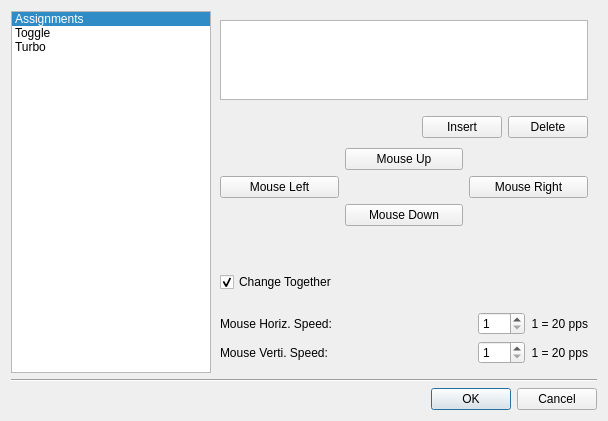
First picture: the form in advancebuttondialog.ui, repository AntiMicroX/antimicrox, before the edit.
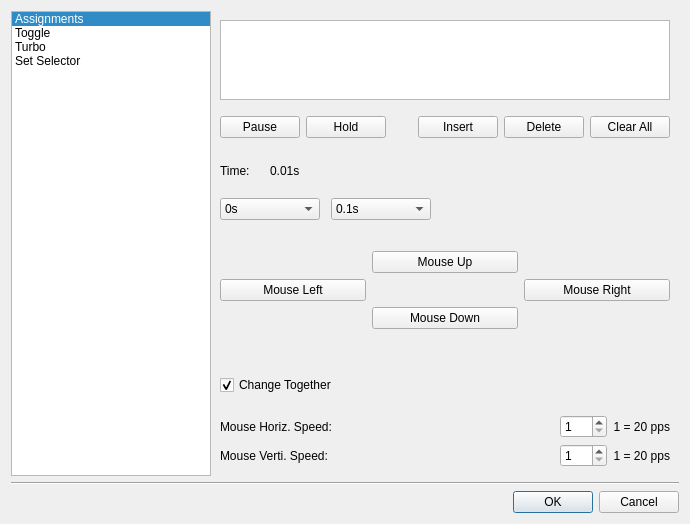
Second picture: the form after the edit.

Commit message: Added macro support (pause and hold). Added multiple set support for gamepads. Version 0.3

The edit to the form file:
```diff
--- a/advancebuttondialog.ui
+++ b/advancebuttondialog.ui
@@ -9,8 +9,8 @@
    <rect>
     <x>0</x>
     <y>0</y>
-    <width>608</width>
-    <height>421</height>
+    <width>690</width>
+    <height>524</height>
    </rect>
   </property>
   <property name="sizePolicy">
@@ -66,6 +66,11 @@
          <string>Turbo</string>
         </property>
        </item>
+       <item>
+        <property name="text">
+         <string>Set Selector</string>
+        </property>
+       </item>
       </widget>
      </item>
      <item>
@@ -80,7 +85,7 @@
         <number>0</number>
        </property>
        <widget class="QWidget" name="page">
-        <layout class="QVBoxLayout" name="verticalLayout_2">
+        <layout class="QVBoxLayout" name="verticalLayout_9">
          <item>
           <widget class="QListWidget" name="slotListWidget">
            <property name="sizePolicy">
@@ -101,12 +106,33 @@
              <height>80</height>
             </size>
            </property>
+           <property name="autoFillBackground">
+            <bool>false</bool>
+           </property>
+           <property name="frameShape">
+            <enum>QFrame::StyledPanel</enum>
+           </property>
+           <property name="frameShadow">
+            <enum>QFrame::Sunken</enum>
+           </property>
+           <property name="lineWidth">
+            <number>1</number>
+           </property>
+           <property name="midLineWidth">
+            <number>0</number>
+           </property>
            <property name="verticalScrollBarPolicy">
             <enum>Qt::ScrollBarAlwaysOff</enum>
            </property>
            <property name="flow">
             <enum>QListView::LeftToRight</enum>
            </property>
+           <property name="viewMode">
+            <enum>QListView::ListMode</enum>
+           </property>
+           <property name="selectionRectVisible">
+            <bool>false</bool>
+           </property>
           </widget>
          </item>
          <item>
@@ -127,6 +153,20 @@
          </item>
          <item>
           <layout class="QHBoxLayout" name="horizontalLayout_5">
+           <item>
+            <widget class="QPushButton" name="pausePushButton">
+             <property name="text">
+              <string>Pause</string>
+             </property>
+            </widget>
+           </item>
+           <item>
+            <widget class="QPushButton" name="holdPushButton">
+             <property name="text">
+              <string>Hold</string>
+             </property>
+            </widget>
+           </item>
            <item>
             <spacer name="horizontalSpacer">
              <property name="orientation">
@@ -157,6 +197,13 @@
              </property>
             </widget>
            </item>
+           <item>
+            <widget class="QPushButton" name="clearAllPushButton">
+             <property name="text">
+              <string>Clear All</string>
+             </property>
+            </widget>
+           </item>
           </layout>
          </item>
          <item>
@@ -165,7 +212,230 @@
             <enum>Qt::Vertical</enum>
            </property>
            <property name="sizeType">
-            <enum>QSizePolicy::Expanding</enum>
+            <enum>QSizePolicy::Fixed</enum>
+           </property>
+           <property name="sizeHint" stdset="0">
+            <size>
+             <width>20</width>
+             <height>20</height>
+            </size>
+           </property>
+          </spacer>
+         </item>
+         <item>
+          <layout class="QVBoxLayout" name="verticalLayout_2">
+           <property name="spacing">
+            <number>20</number>
+           </property>
+           <item>
+            <layout class="QHBoxLayout" name="horizontalLayout_9">
+             <item>
+              <widget class="QLabel" name="label_5">
+               <property name="sizePolicy">
+                <sizepolicy hsizetype="Fixed" vsizetype="Preferred">
+                 <horstretch>0</horstretch>
+                 <verstretch>0</verstretch>
+                </sizepolicy>
+               </property>
+               <property name="text">
+                <string>Time:</string>
+               </property>
+              </widget>
+             </item>
+             <item>
+              <widget class="QLabel" name="actionTimeLabel">
+               <property name="text">
+                <string>0.01s</string>
+               </property>
+              </widget>
+             </item>
+            </layout>
+           </item>
+           <item>
+            <layout class="QHBoxLayout" name="horizontalLayout_10">
+             <property name="spacing">
+              <number>1</number>
+             </property>
+             <item>
+              <widget class="QComboBox" name="actionSecondsComboBox">
+               <property name="sizePolicy">
+                <sizepolicy hsizetype="Fixed" vsizetype="Fixed">
+                 <horstretch>0</horstretch>
+                 <verstretch>0</verstretch>
+                </sizepolicy>
+               </property>
+               <property name="minimumSize">
+                <size>
+                 <width>100</width>
+                 <height>0</height>
+                </size>
+               </property>
+               <property name="maxVisibleItems">
+                <number>11</number>
+               </property>
+               <item>
+                <property name="text">
+                 <string>0s</string>
+                </property>
+               </item>
+               <item>
+                <property name="text">
+                 <string>1s</string>
+                </property>
+               </item>
+               <item>
+                <property name="text">
+                 <string>2s</string>
+                </property>
+               </item>
+               <item>
+                <property name="text">
+                 <string>3s</string>
+                </property>
+               </item>
+               <item>
+                <property name="text">
+                 <string>4s</string>
+                </property>
+               </item>
+               <item>
+                <property name="text">
+                 <string>5s</string>
+                </property>
+               </item>
+               <item>
+                <property name="text">
+                 <string>6s</string>
+                </property>
+               </item>
+               <item>
+                <property name="text">
+                 <string>7s</string>
+                </property>
+               </item>
+               <item>
+                <property name="text">
+                 <string>8s</string>
+                </property>
+               </item>
+               <item>
+                <property name="text">
+                 <string>9s</string>
+                </property>
+               </item>
+               <item>
+                <property name="text">
+                 <string>10s</string>
+                </property>
+               </item>
+              </widget>
+             </item>
+             <item>
+              <spacer name="horizontalSpacer_5">
+               <property name="orientation">
+                <enum>Qt::Horizontal</enum>
+               </property>
+               <property name="sizeType">
+                <enum>QSizePolicy::Fixed</enum>
+               </property>
+               <property name="sizeHint" stdset="0">
+                <size>
+                 <width>10</width>
+                 <height>20</height>
+                </size>
+               </property>
+              </spacer>
+             </item>
+             <item>
+              <widget class="QComboBox" name="actionMillisecondsComboBox">
+               <property name="sizePolicy">
+                <sizepolicy hsizetype="Fixed" vsizetype="Fixed">
+                 <horstretch>0</horstretch>
+                 <verstretch>0</verstretch>
+                </sizepolicy>
+               </property>
+               <property name="minimumSize">
+                <size>
+                 <width>100</width>
+                 <height>0</height>
+                </size>
+               </property>
+               <property name="currentIndex">
+                <number>1</number>
+               </property>
+               <item>
+                <property name="text">
+                 <string>0.0s</string>
+                </property>
+               </item>
+               <item>
+                <property name="text">
+                 <string>0.1s</string>
+                </property>
+               </item>
+               <item>
+                <property name="text">
+                 <string>0.2s</string>
+                </property>
+               </item>
+               <item>
+                <property name="text">
+                 <string>0.3s</string>
+                </property>
+               </item>
+               <item>
+                <property name="text">
+                 <string>0.4s</string>
+                </property>
+               </item>
+               <item>
+                <property name="text">
+                 <string>0.5s</string>
+                </property>
+               </item>
+               <item>
+                <property name="text">
+                 <string>0.6s</string>
+                </property>
+               </item>
+               <item>
+                <property name="text">
+                 <string>0.7s</string>
+                </property>
+               </item>
+               <item>
+                <property name="text">
+                 <string>0.8s</string>
+                </property>
+               </item>
+               <item>
+                <property name="text">
+                 <string>0.9s</string>
+                </property>
+               </item>
+              </widget>
+             </item>
+             <item>
+              <spacer name="horizontalSpacer_4">
+               <property name="orientation">
+                <enum>Qt::Horizontal</enum>
+               </property>
+               <property name="sizeHint" stdset="0">
+                <size>
+                 <width>40</width>
+                 <height>20</height>
+                </size>
+               </property>
+              </spacer>
+             </item>
+            </layout>
+           </item>
+          </layout>
+         </item>
+         <item>
+          <spacer name="verticalSpacer_9">
+           <property name="orientation">
+            <enum>Qt::Vertical</enum>
            </property>
            <property name="sizeHint" stdset="0">
             <size>
@@ -309,7 +579,7 @@
                 <number>1</number>
                </property>
                <property name="maximum">
-                <number>200</number>
+                <number>300</number>
                </property>
               </widget>
              </item>
@@ -366,7 +636,7 @@
                 <number>1</number>
                </property>
                <property name="maximum">
-                <number>200</number>
+                <number>300</number>
                </property>
               </widget>
              </item>
```
Left out of the diff: 219 changed lines with no effect on the pictures. The commit also changes 35 other files.
